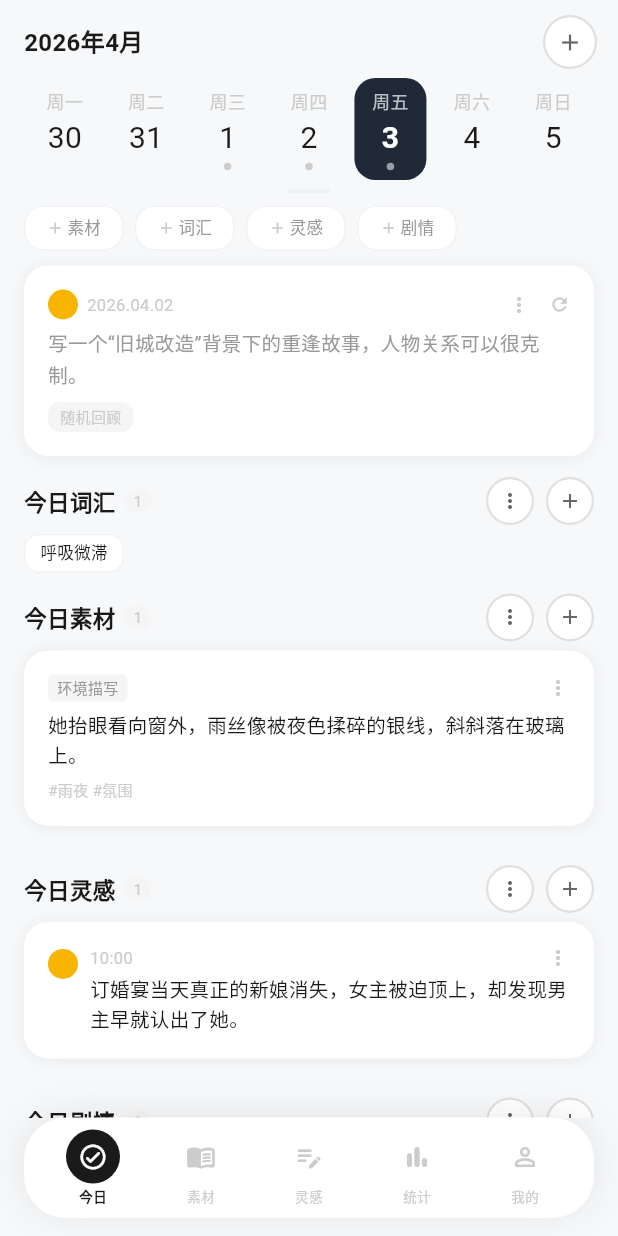
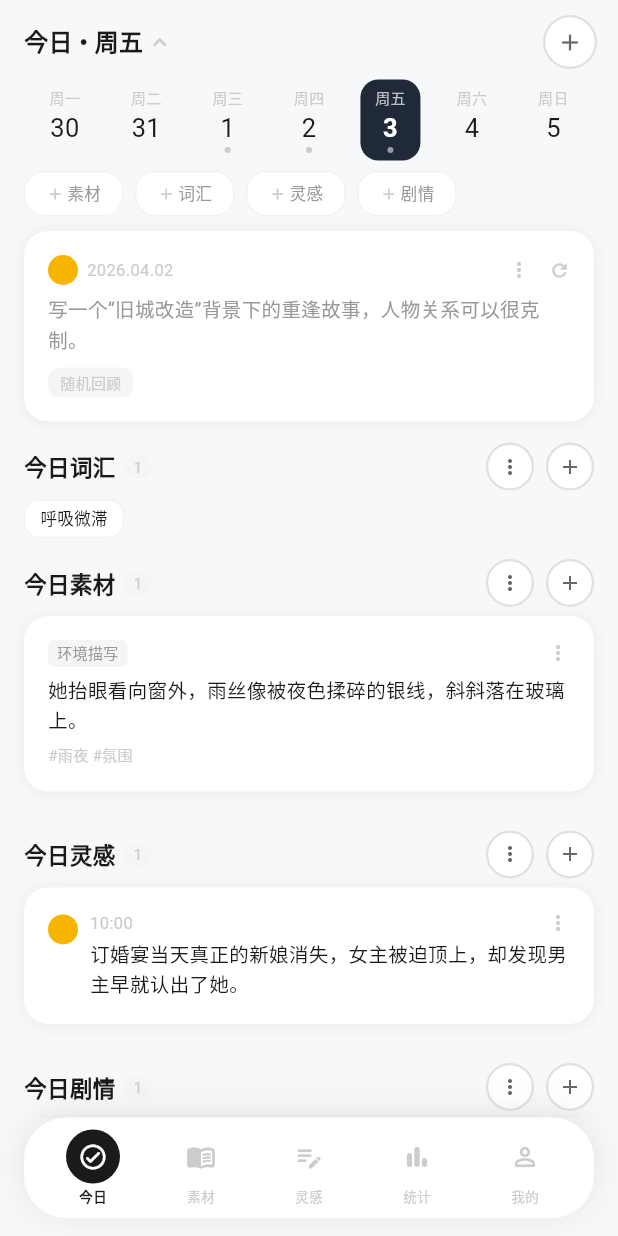
Before and after one commit to xzy111222333/novel_app, a Flutter app: the screen it shows after launch, on a phone screen of 412 x 824 dp. Run offline on Flutter 3.47's test engine with Material 3 defaults, Android fonts, the phone set to English and light mode, and no system bars; our stand-ins replace share_plus, shared_preferences.

Commit message:
Calendar: collapsible header, smaller cells, 小日常-style toggle
- Header now shows '今日 • 周六 ▾' with tap-to-collapse
- Date cells shrunk from 48x68 to 40x54 (closer to 小日常)
- Arrow toggle in header replaces bottom gray bar
- Shows '回今天' pill when non-today date selected
- Removed unused month grid and toggle bar code

Co-authored-by: Copilot <223556219+Copilot@users.noreply.github.com>

```diff
--- a/lib/screens/home_screen.dart
+++ b/lib/screens/home_screen.dart
@@ -34,7 +34,7 @@ class _HomeScreenState extends State<HomeScreen> {
   late DateTime _selectedDate;
   late PageController _weekPageController;
   InspirationItem? _randomInspiration;
-  bool _isMonthExpanded = false;
+  bool _isCalendarExpanded = true;
 
   // Week-based calendar: page 0 = far past, center page = current week
   static const int _totalWeekPages = 200;
@@ -50,26 +50,6 @@ class _HomeScreenState extends State<HomeScreen> {
     final offset = page - _centerWeekPage;
     final monday = _baseMonday.add(Duration(days: offset * 7));
     return List.generate(7, (i) => monday.add(Duration(days: i)));
-  }
-
-  // Month calendar for expanded view
-  DateTime get _displayMonth {
-    final page = _weekPageController.hasClients
-        ? (_weekPageController.page?.round() ?? _centerWeekPage)
-        : _centerWeekPage;
-    final weekDays = _weekDaysForPage(page);
-    // Use Thursday of week to determine which month we're in
-    return DateTime(weekDays[3].year, weekDays[3].month);
-  }
-
-  List<DateTime> _monthGridDays(DateTime month) {
-    final first = DateTime(month.year, month.month, 1);
-    final last = DateTime(month.year, month.month + 1, 0);
-    final startOffset = first.weekday - 1; // days to pad from Monday
-    final start = first.subtract(Duration(days: startOffset));
-    final totalDays = startOffset + last.day;
-    final rows = (totalDays / 7).ceil();
-    return List.generate(rows * 7, (i) => start.add(Duration(days: i)));
   }
 
   bool _dayHasEntries(DateTime date) {
@@ -144,9 +124,6 @@ class _HomeScreenState extends State<HomeScreen> {
   String _formatTime(DateTime d) =>
       '${d.hour.toString().padLeft(2, '0')}:${d.minute.toString().padLeft(2, '0')}';
 
-  String _headerMonthLabel() {
-    return '${_selectedDate.year}年${_selectedDate.month}月';
-  }
 
   String _menuLabelForType(String typeLabel) {
     switch (typeLabel) {
@@ -334,12 +311,10 @@ class _HomeScreenState extends State<HomeScreen> {
             AnimatedSize(
               duration: const Duration(milliseconds: 250),
               curve: Curves.easeInOut,
-              child: _isMonthExpanded
-                  ? _buildMonthGrid()
-                  : _buildWeekPageView(),
+              child: _isCalendarExpanded
+                  ? _buildWeekPageView()
+                  : const SizedBox.shrink(),
             ),
-            // Collapse / Expand toggle
-            _buildCalendarToggle(),
             Expanded(
               child: ListView(
                 padding: const EdgeInsets.fromLTRB(16, 4, 16, 24),
@@ -369,28 +344,48 @@ class _HomeScreenState extends State<HomeScreen> {
     );
   }
 
-  // ── Header: month label (left) + add button (right)
+  // ── Header: "今日 • 周六 ▾" style with collapsible toggle
   Widget _buildHeader(BuildContext context) {
+    final weekdayName = _weekdays[_selectedDate.weekday - 1];
+    final isToday = _isToday(_selectedDate);
+    final dateLabel = isToday
+        ? '今日 • $weekdayName'
+        : '${_selectedDate.month}月${_selectedDate.day}日 • $weekdayName';
+
     return Padding(
       padding: const EdgeInsets.fromLTRB(16, 10, 14, 4),
       child: Row(
         children: [
           GestureDetector(
-            onTap: _goToToday,
+            onTap: () =>
+                setState(() => _isCalendarExpanded = !_isCalendarExpanded),
             child: Row(
               mainAxisSize: MainAxisSize.min,
               children: [
                 Text(
-                  _headerMonthLabel(),
+                  dateLabel,
                   style: const TextStyle(
                     fontSize: 16,
                     fontWeight: FontWeight.w700,
                     color: AppTheme.textPrimary,
                   ),
                 ),
-                if (!_isToday(_selectedDate)) ...[
+                const SizedBox(width: 2),
+                Icon(
+                  _isCalendarExpanded
+                      ? Icons.keyboard_arrow_up
+                      : Icons.keyboard_arrow_down,
+                  size: 18,
+                  color: AppTheme.textTertiary,
+                ),
+              ],
+            ),
+          ),
+          if (!isToday) ...[
             const SizedBox(width: 8),
-                  Container(
+            GestureDetector(
+              onTap: _goToToday,
+              child: Container(
                 padding:
                     const EdgeInsets.symmetric(horizontal: 6, vertical: 2),
                 decoration: BoxDecoration(
@@ -398,14 +393,12 @@ class _HomeScreenState extends State<HomeScreen> {
                   borderRadius: BorderRadius.circular(8),
                 ),
                 child: const Text(
-                      '今天',
+                  '回今天',
                   style: TextStyle(fontSize: 10, color: AppTheme.accent),
                 ),
               ),
+            ),
           ],
-              ],
-            ),
-          ),
           const Spacer(),
           _buildAddButton(context),
         ],
@@ -488,7 +481,7 @@ class _HomeScreenState extends State<HomeScreen> {
   // ── Week-mode: swipeable PageView showing one week row
   Widget _buildWeekPageView() {
     return SizedBox(
-      height: 72,
+      height: 60,
       child: PageView.builder(
         controller: _weekPageController,
         itemCount: _totalWeekPages,
@@ -506,35 +499,6 @@ class _HomeScreenState extends State<HomeScreen> {
     );
   }
 
-  // ── Month-mode: full calendar grid
-  Widget _buildMonthGrid() {
-    final month = _displayMonth;
-    final days = _monthGridDays(month);
-    final rows = days.length ~/ 7;
-
-    return Padding(
-      padding: const EdgeInsets.symmetric(horizontal: 16),
-      child: Column(
-        children: List.generate(rows, (row) {
-          return SizedBox(
-            height: 72,
-            child: Row(
-              children: List.generate(7, (col) {
-                final day = days[row * 7 + col];
-                final inMonth = day.month == month.month;
-                return Expanded(
-                  child: inMonth
-                      ? _dayCell(day)
-                      : const SizedBox.shrink(),
-                );
-              }),
-            ),
-          );
-        }),
-      ),
-    );
-  }
-
   // ── Individual day cell
   Widget _dayCell(DateTime date) {
     final isSelected = _isSameDay(date, _selectedDate);
@@ -546,11 +510,11 @@ class _HomeScreenState extends State<HomeScreen> {
       onTap: () => setState(() => _selectedDate = date),
       child: Center(
         child: Container(
-          width: 48,
-          height: 68,
+          width: 40,
+          height: 54,
           decoration: BoxDecoration(
             color: isSelected ? _darkBg : Colors.transparent,
-            borderRadius: BorderRadius.circular(14),
+            borderRadius: BorderRadius.circular(12),
             border: today && !isSelected
                 ? Border.all(color: const Color(0xFFE0E0E0), width: 1.5)
                 : null,
@@ -561,17 +525,17 @@ class _HomeScreenState extends State<HomeScreen> {
               Text(
                 _weekdays[weekdayIndex],
                 style: TextStyle(
-                  fontSize: 12,
+                  fontSize: 10,
                   color: isSelected
                       ? Colors.white70
                       : AppTheme.textTertiary,
                 ),
               ),
-              const SizedBox(height: 2),
+              const SizedBox(height: 1),
               Text(
                 '${date.day}',
                 style: TextStyle(
-                  fontSize: 20,
+                  fontSize: 17,
                   fontWeight: isSelected || today
                       ? FontWeight.w700
                       : FontWeight.w400,
@@ -580,18 +544,18 @@ class _HomeScreenState extends State<HomeScreen> {
                       : AppTheme.textPrimary,
                 ),
               ),
-              const SizedBox(height: 2),
+              const SizedBox(height: 1),
               if (hasData)
                 Container(
-                  width: 5,
-                  height: 5,
+                  width: 4,
+                  height: 4,
                   decoration: BoxDecoration(
                     color: isSelected ? Colors.white54 : AppTheme.textTertiary,
                     shape: BoxShape.circle,
                   ),
                 )
               else
-                const SizedBox(height: 5),
+                const SizedBox(height: 4),
             ],
           ),
         ),
@@ -599,24 +563,6 @@ class _HomeScreenState extends State<HomeScreen> {
     );
   }
 
-  // ── Toggle bar between week / month
-  Widget _buildCalendarToggle() {
-    return GestureDetector(
-      onTap: () => setState(() => _isMonthExpanded = !_isMonthExpanded),
-      child: Container(
-        padding: const EdgeInsets.symmetric(vertical: 4),
-        alignment: Alignment.center,
-        child: Container(
-          width: 28,
-          height: 3,
-          decoration: BoxDecoration(
-            color: AppTheme.divider,
-            borderRadius: BorderRadius.circular(2),
-          ),
-        ),
-      ),
-    );
-  }
 
   Widget _buildQuickActionPills(BuildContext context) {
     final actions = [
```
Lines whose indentation alone changed are shown as unchanged.
